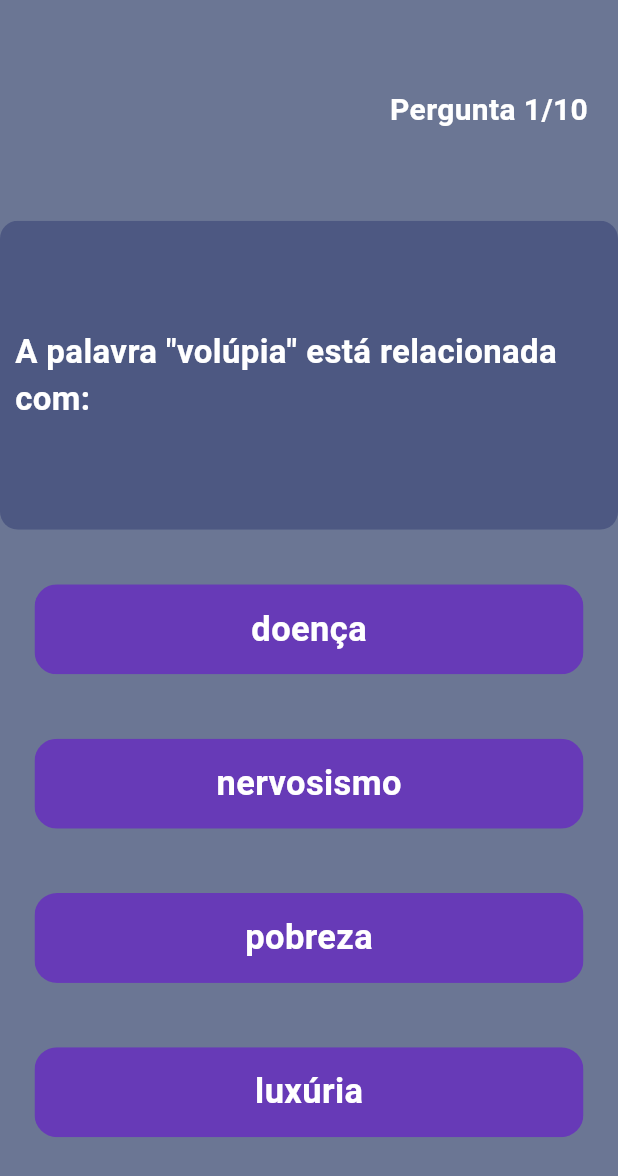
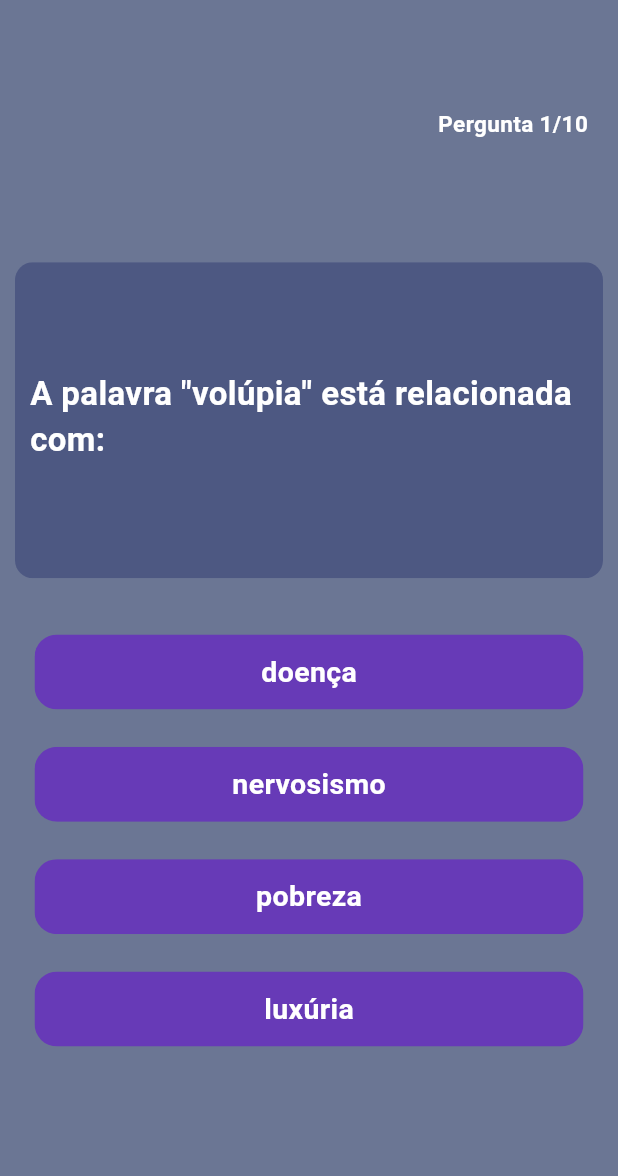
Before and after one commit to projectsifma/projects, a Flutter app: the screen it shows after launch, after a tap on "Jogar", on a phone screen of 412 x 824 dp. Shown: the top 1176 px of the screen. Run offline on Flutter 3.47's test engine with Material 2 defaults, Android fonts, the phone set to English and light mode, and no system bars.

Commit message:
Ajustando Layout

```diff
--- a/quiz/lib/buttonQuiz.dart
+++ b/quiz/lib/buttonQuiz.dart
@@ -22,7 +22,7 @@ class ButtonQuiz extends StatelessWidget {
           borderRadius: BorderRadius.circular(15),
           child: Container(
             alignment: Alignment.center,
-            height: 60,
+            height: 50,
             width: double.infinity,
             color: color,
             child: Padding(
@@ -33,7 +33,7 @@ class ButtonQuiz extends StatelessWidget {
                     buttonText,
                     style: TextStyle(
                         color: textColor,
-                        fontSize: 23,
+                        fontSize: 19,
                         fontWeight: FontWeight.bold),
                   ),
                 ),
--- a/quiz/lib/homepage.dart
+++ b/quiz/lib/homepage.dart
@@ -1,5 +1,5 @@
 import 'package:flutter/material.dart';
-import 'package:quiz/myButton.dart';
+import 'myButton.dart';
 
 class Homepage extends StatelessWidget {
   const Homepage({Key? key}) : super(key: key);
--- a/quiz/lib/main.dart
+++ b/quiz/lib/main.dart
@@ -1,11 +1,10 @@
 import 'package:flutter/material.dart';
-import 'homepage.dart';
+import 'homePage.dart';
 import 'quiz.dart';
 import 'resultados.dart';
 //import 'otpscreen2.dart';
 
 void main() => runApp(const MyApp());
-
 
 class MyApp extends StatelessWidget {
   const MyApp({Key? key}) : super(key: key);
--- a/quiz/lib/quiz.dart
+++ b/quiz/lib/quiz.dart
@@ -1,8 +1,7 @@
 import 'package:flutter/material.dart';
-import 'package:quiz/buttonQuiz.dart';
+import 'buttonQuiz.dart';
 import 'resultados.dart';
 import 'quizDados.dart';
-import 'package:quiz/myButton.dart';
 
 class Quiz extends StatefulWidget {
   const Quiz({Key? key}) : super(key: key);
@@ -31,7 +30,7 @@ class _QuizState extends State<Quiz> {
       int i = 1;
 
       respostas.forEach((elemento) {
-        print(elemento);
+        //print(elemento);
         if (elemento == resCorreta) {
           altCorreta = i;
         }
@@ -116,7 +115,7 @@ class _QuizState extends State<Quiz> {
                             alignment: Alignment.centerRight,
                             child: Text('Pergunta $perguntaNumero/10',
                                 style: const TextStyle(
-                                    fontSize: 20,
+                                    fontSize: 15,
                                     color: Colors.white,
                                     fontWeight: FontWeight.bold))),
                       ),
@@ -124,6 +123,8 @@ class _QuizState extends State<Quiz> {
                   ),
                   Expanded(
                     flex: 7,
+                    child: Padding(
+                      padding: const EdgeInsets.all(10.0),
                       child: ClipRRect(
                         borderRadius: BorderRadius.circular(12),
                         child: Container(
@@ -160,8 +161,9 @@ class _QuizState extends State<Quiz> {
                         ),
                       ),
                     ),
+                  ),
                   Expanded(
-                    flex: 15,
+                    flex: 10,
                     child: Padding(
                       padding: const EdgeInsets.all(15.0),
                       child: Container(
@@ -222,7 +224,7 @@ class _QuizState extends State<Quiz> {
                     ),
                   ),
                   Expanded(
-                    flex: 1,
+                    flex: 3,
                     child: Container(),
                   ),
                 ],
--- a/quiz/lib/resultados.dart
+++ b/quiz/lib/resultados.dart
@@ -1,5 +1,5 @@
 import 'package:flutter/material.dart';
-import 'package:quiz/myButton.dart';
+import 'myButton.dart';
 
 class Argumentos {
   int acertos = 0;
```
Also changed, not shown: quiz/pubspec.yaml (+4 -26 lines), quiz/assets/logo2.png (deleted), quiz/pubspec.lock, 21 other files. Lines whose indentation alone changed are shown as unchanged.
